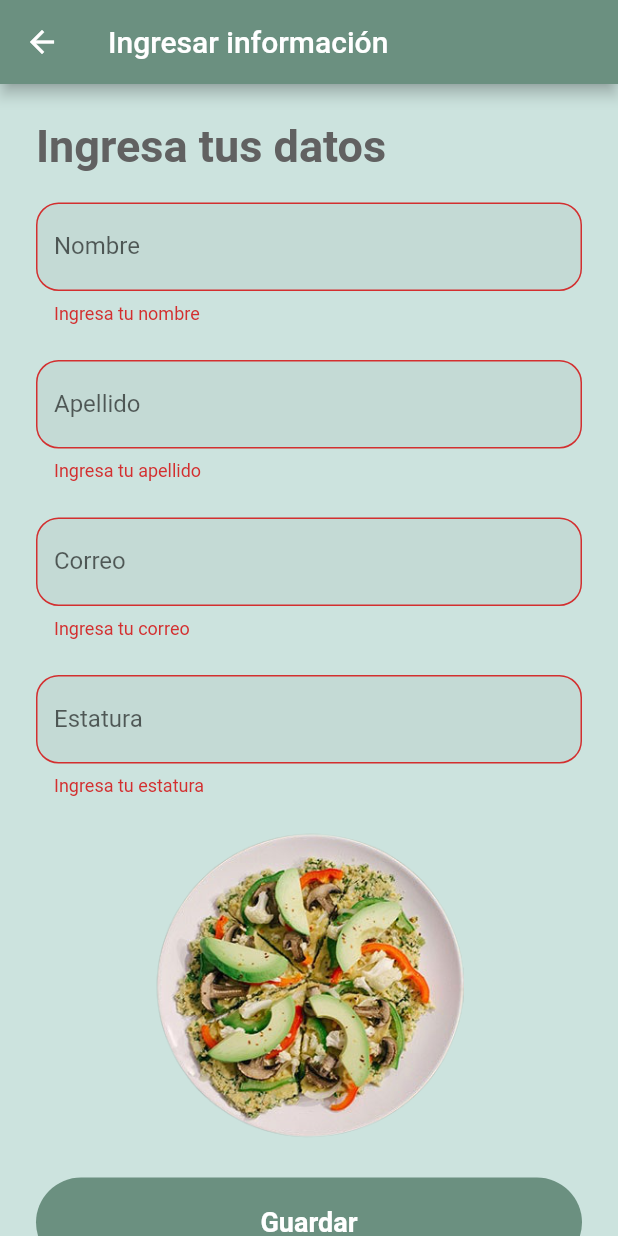
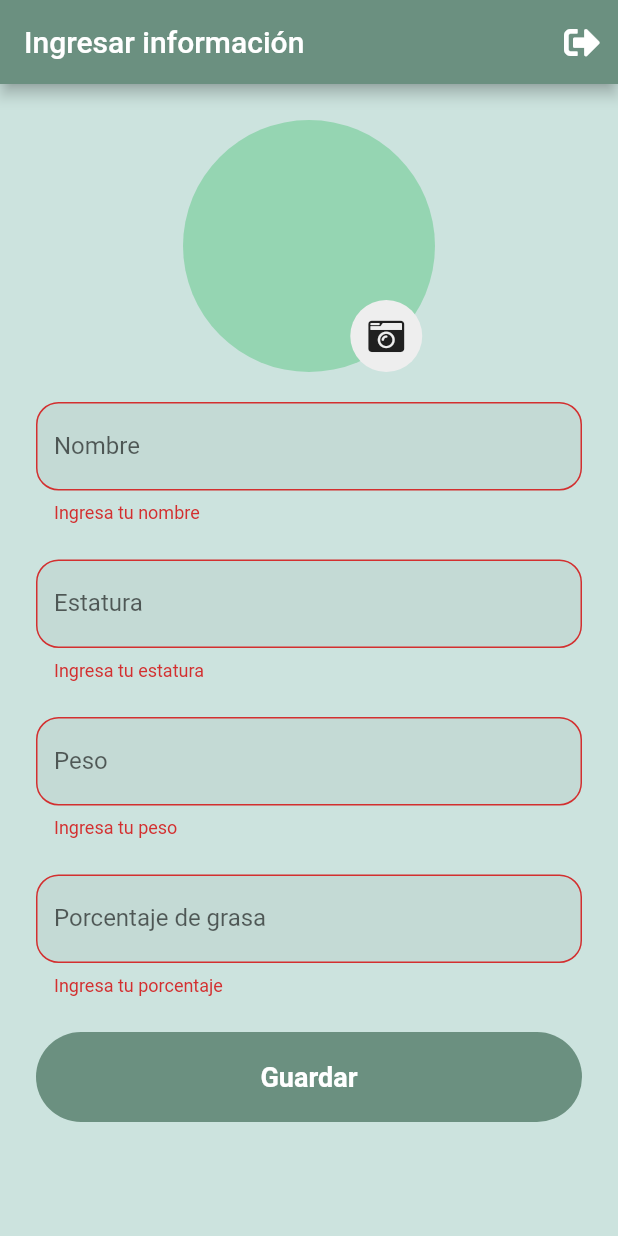
Before and after one commit to Daniel221/DietApp, a Flutter app: the CreateForm screen opened directly, after a tap on "Guardar", on a phone screen of 412 x 824 dp. Run offline on Flutter 3.47's test engine with Material 2 defaults, Android fonts, the phone set to English and light mode, and no system bars; our stand-ins replace auth_buttons, bloc, cloud_firestore, contained_tab_bar_view, equatable, firebase_auth and 6 more; missing offline and left inert: flutter_shimmer; accounts and stored records are empty; network calls fail.

Commit message:
fixed create and post info

```diff
--- a/lib/create/bloc/create_bloc.dart
+++ b/lib/create/bloc/create_bloc.dart
@@ -14,7 +14,7 @@ class CreateBloc extends Bloc<CreateEvent, CreateState> {
   CreateBloc() : super(CreateInitial()) {
     on<SaveAllOnlineEvent>((event, emit) async {
       emit(LoadingState());
-      bool saved = await _saveUsers(event.userData);
+      bool saved = await _saveUsers(event.userData, event.img);
       emit(
         saved ? CreatedUserState() : ErrorUserState(errorMsg: ''),
       );
@@ -22,7 +22,7 @@ class CreateBloc extends Bloc<CreateEvent, CreateState> {
   }
 
   // guardar en firebase
-  Future<bool> _saveUsers(Map<String, dynamic> user) async {
+  Future<bool> _saveUsers(Map<dynamic, dynamic> user, File? img) async {
     try {
       // Save data to firebase
       // subir imagen a un bucket de firebase storage
@@ -35,17 +35,22 @@ class CreateBloc extends Bloc<CreateEvent, CreateState> {
       // para subir a firestore la info (name, email y foto)
 
       // antes de postear, se necesita autenticar para sacar uid
-      UserAuthRepository repo = new UserAuthRepository();
-      await repo.signInWithGoogle();
+      if (img != null) {
+        // subir img al bucket
+        String _imageUrl = await _uploadFile(img);
+        // actualizar la info con la url/link de la img
+        if (_imageUrl.isNotEmpty) user['foto'] = _imageUrl;
+      }
 
       await FirebaseFirestore.instance
           .collection('users')
           .doc(FirebaseAuth.instance.currentUser!.uid
               .toString()) // id del usuario autenticado
           .set({
-        "email": user["email"],
-        "lastName": user["lastName"],
         "name": user["name"],
+        "estatura": user["estatura"],
+        "peso": user["peso"],
+        "porcentaje": user["porcentaje"],
         // "password": user["password"],
       });
       // await FirebaseFirestore.instance.collection('users').add(user);
--- a/lib/create/bloc/create_event.dart
+++ b/lib/create/bloc/create_event.dart
@@ -9,11 +9,11 @@ abstract class CreateEvent extends Equatable {
 
 class SaveAllOnlineEvent extends CreateEvent {
   // info a pasarle
-  // final File? img;
-  final Map<String, dynamic> userData;
+  final File? img;
+  final Map<dynamic, dynamic> userData;
 
   // los hacemos requeridos
-  SaveAllOnlineEvent({required this.userData});
+  SaveAllOnlineEvent({required this.img, required this.userData});
 
   @override
   // compara estados
--- a/lib/create/create_form.dart
+++ b/lib/create/create_form.dart
@@ -1,5 +1,6 @@
 import 'dart:io';
 
+import 'package:diet_app/auth/bloc/auth_bloc.dart';
 import 'package:diet_app/create/bloc/create_bloc.dart';
 import 'package:flutter/material.dart';
 import 'package:flutter_bloc/flutter_bloc.dart';
@@ -29,16 +30,43 @@ class _CreateFormState extends State<CreateForm> {
   var _formKey = GlobalKey<FormState>();
   late CreateBloc _createBloc;
   String name = '';
-  String lastName = '';
-  String email = '';
-  String password = '';
+  double peso = 0.0;
+  double estatura = 0.0;
+  double porcentaje = 0.0;
+  File? _img;
+
+  // image picker
+  Future<File?> _getImage() async {
+    final pickedImage = await ImagePicker().pickImage(
+      source: ImageSource.camera,
+      // limitar ancho y alto
+      maxHeight: 720,
+      maxWidth: 720,
+      imageQuality: 85,
+    );
+    if (pickedImage != null) {
+      return File(pickedImage.path);
+    } else {
+      return null;
+    }
+  }
 
   @override
   Widget build(BuildContext context) {
     return Scaffold(
       backgroundColor: Color(0xFFcce3de),
       appBar: AppBar(
+        automaticallyImplyLeading: false,
         title: Text('Ingresar información'),
+        actions: [
+          IconButton(
+            onPressed: () {
+              // agregar evento a bloc auth para desautenticar
+              BlocProvider.of<AuthBloc>(context).add(SignOutAuthEvent());
+            },
+            icon: Icon(FontAwesomeIcons.signOutAlt),
+          ),
+        ],
         // backgroundColor: Color(0xFFcce3de),
         backgroundColor: Color(0xFF6b9080),
         // backgroundColor: Colors.red,
@@ -51,8 +79,11 @@ class _CreateFormState extends State<CreateForm> {
         child: BlocListener<CreateBloc, CreateState>(
           listener: (context, state) {
             // si se creó,
-            if (state is CreatedUserState) Navigator.of(context).pop();
-            // TODO hacer los demás estados posibles
+            if (state is CreatedUserState) {
+              ScaffoldMessenger.of(context).showSnackBar(
+                const SnackBar(content: Text('Información guardada')),
+              );
+            }
           },
           child: Form(
             autovalidateMode: AutovalidateMode.onUserInteraction,
@@ -62,12 +93,36 @@ class _CreateFormState extends State<CreateForm> {
               shrinkWrap: true,
               padding: EdgeInsets.all(24),
               children: [
-                Text(
-                  'Ingresa tus datos',
-                  style: TextStyle(
-                    fontSize: 30,
-                    fontWeight: FontWeight.bold,
-                    color: Colors.grey[700],
+                Container(
+                  child: Stack(
+                    // para alinear al centro los elementos del stack
+                    alignment: Alignment.topCenter,
+                    children: [
+                      CircleAvatar(
+                          maxRadius: 84,
+                          child: _img != null ? Image.file(_img!) : Container(),
+                          backgroundColor: Color(0xFF95d5b2)),
+                      // para acomodar el ícono de la cámara
+                      Positioned(
+                        bottom: 0,
+                        right: 0,
+                        // recorrer la pantalla 1 / 4 hacia la derecha
+                        left: MediaQuery.of(context).size.width / 4,
+                        child: CircleAvatar(
+                          maxRadius: 24,
+                          backgroundColor: Colors.grey[200],
+                          child: IconButton(
+                            tooltip: 'Tomar foto',
+                            color: Colors.black87,
+                            icon: Icon(FontAwesomeIcons.cameraRetro),
+                            onPressed: () async {
+                              _img = await _getImage();
+                              setState(() {});
+                            },
+                          ),
+                        ),
+                      )
+                    ],
                   ),
                 ),
                 SizedBox(
@@ -85,52 +140,14 @@ class _CreateFormState extends State<CreateForm> {
                     if (value == null || value.isEmpty) {
                       return 'Ingresa tu nombre';
                     } else {
-                      email = value;
+                      name = value;
                     }
                     return null;
                   },
                 ),
                 SizedBox(height: 24),
                 TextFormField(
-                  decoration: InputDecoration(
-                    label: Text('Apellido'),
-                    border: OutlineInputBorder(
-                      borderRadius: BorderRadius.circular(15),
-                    ),
-                    filled: true,
-                  ),
-                  validator: (value) {
-                    if (value == null || value.isEmpty) {
-                      return 'Ingresa tu apellido';
-                    } else {
-                      lastName = value;
-                    }
-                    return null;
-                  },
-                ),
-                SizedBox(height: 24),
-                TextFormField(
-                  decoration: InputDecoration(
-                    label: Text('Correo'),
-                    border: OutlineInputBorder(
-                      borderRadius: BorderRadius.circular(15),
-                    ),
-                    filled: true,
-                  ),
-                  validator: (value) {
-                    if (value == null || value.isEmpty) {
-                      return 'Ingresa tu correo';
-                    } else {
-                      email = value;
-                    }
-                    return null;
-                  },
-                ),
-                SizedBox(height: 24),
-                TextFormField(
-                  obscureText: true,
-                  enableSuggestions: false,
-                  autocorrect: false,
+                  keyboardType: TextInputType.number,
                   decoration: InputDecoration(
                     label: Text('Estatura'),
                     border: OutlineInputBorder(
@@ -142,19 +159,48 @@ class _CreateFormState extends State<CreateForm> {
                     if (value == null || value.isEmpty) {
                       return 'Ingresa tu estatura';
                     } else {
-                      password = value;
+                      estatura = double.parse(value);
                     }
                     return null;
                   },
                 ),
                 SizedBox(height: 24),
-                Container(
-                  height: MediaQuery.of(context).size.height / 4,
-                  decoration: BoxDecoration(
-                    image: DecorationImage(
-                      image: AssetImage('assets/create.png'),
+                TextFormField(
+                  keyboardType: TextInputType.number,
+                  decoration: InputDecoration(
+                    label: Text('Peso'),
+                    border: OutlineInputBorder(
+                      borderRadius: BorderRadius.circular(15),
                     ),
+                    filled: true,
                   ),
+                  validator: (value) {
+                    if (value == null || value.isEmpty) {
+                      return 'Ingresa tu peso';
+                    } else {
+                      peso = double.parse(value);
+                    }
+                    return null;
+                  },
+                ),
+                SizedBox(height: 24),
+                TextFormField(
+                  keyboardType: TextInputType.number,
+                  decoration: InputDecoration(
+                    label: Text('Porcentaje de grasa'),
+                    border: OutlineInputBorder(
+                      borderRadius: BorderRadius.circular(15),
+                    ),
+                    filled: true,
+                  ),
+                  validator: (value) {
+                    if (value == null || value.isEmpty) {
+                      return 'Ingresa tu porcentaje';
+                    } else {
+                      porcentaje = double.parse(value);
+                    }
+                    return null;
+                  },
                 ),
                 SizedBox(height: 24),
                 MaterialButton(
@@ -164,11 +210,12 @@ class _CreateFormState extends State<CreateForm> {
                       // evento que tenemos en el bloc
                       _createBloc.add(
                         SaveAllOnlineEvent(
+                          img: _img,
                           userData: {
-                            'email': email,
+                            'porcentaje': porcentaje,
                             'name': name,
-                            'lastName': lastName,
-                            'password': password,
+                            'peso': peso,
+                            'estatura': estatura,
                           },
                         ),
                       );
--- a/lib/home_navigation.dart
+++ b/lib/home_navigation.dart
@@ -1,3 +1,4 @@
+import 'package:diet_app/create/create_form.dart';
 import 'package:diet_app/favorites.dart';
 import 'package:diet_app/home_page.dart';
 import 'package:diet_app/providers/recipes_provider.dart';
@@ -27,7 +28,7 @@ class _HomeNavigationState extends State<HomeNavigation> {
           HomePage(),
           RecipeSearch(),
           Favorites(),
-          UserAccount(),
+          CreateForm(),
         ],
       ),
       bottomNavigationBar: BottomNavigationBar(
```
